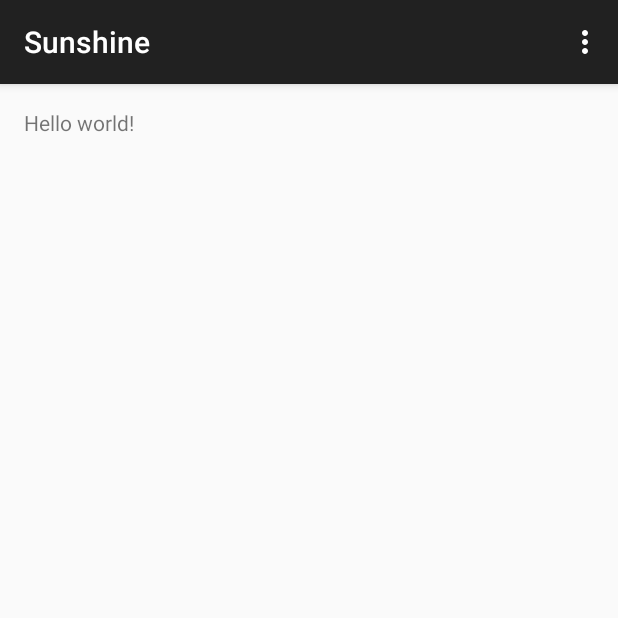
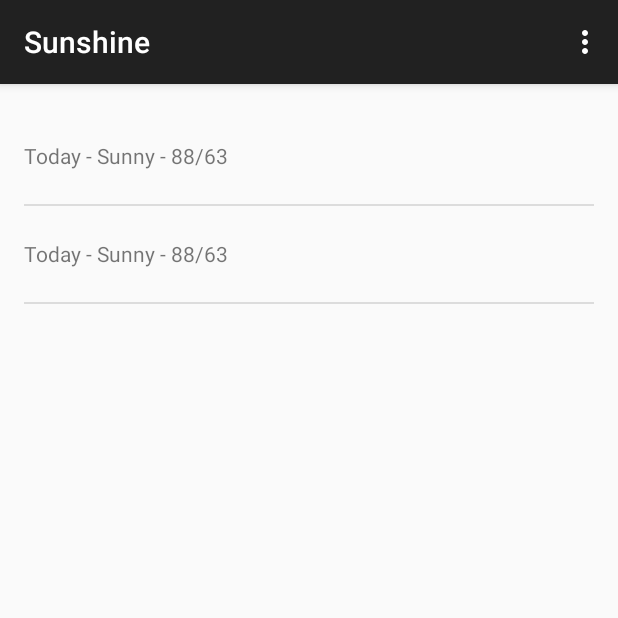
Before and after one commit to alffore/Sunshine, an Android app: the screen it shows after launch (MainActivity), on a phone screen of 412 x 824 dp, the top half of it. Run offline under Robolectric (Android 15) with nearby library versions, the phone set to English and light mode, and no system bars.

Commit message:
Se agrega un ListView
Se agrega las partes fundamentales del ListView y se conecta para que
renderee un array estático.

```diff
--- a/Sunshine/app/src/main/java/com/aafr/alfonso/sunshine/app/MainActivity.java
+++ b/Sunshine/app/src/main/java/com/aafr/alfonso/sunshine/app/MainActivity.java
@@ -10,6 +10,12 @@ import android.view.MenuItem;
 import android.view.View;
 import android.view.ViewGroup;
 import android.os.Build;
+import android.widget.ArrayAdapter;
+import android.widget.ListView;
+
+import java.util.ArrayList;
+import java.util.Arrays;
+import java.util.List;
 
 
 public class MainActivity extends ActionBarActivity {
@@ -53,13 +59,32 @@ public class MainActivity extends ActionBarActivity {
      */
     public static class PlaceholderFragment extends Fragment {
 
+        ArrayAdapter<String> mForecastAdapter;
+
         public PlaceholderFragment() {
-        }
+            }
 
         @Override
         public View onCreateView(LayoutInflater inflater, ViewGroup container,
                                  Bundle savedInstanceState) {
             View rootView = inflater.inflate(R.layout.fragment_main, container, false);
+
+            String[] forecastArray={
+                    "Today - Sunny - 88/63",
+                    "Today - Sunny - 88/63"
+            };
+
+            List<String> weekForecast = new ArrayList<String>(Arrays.asList(forecastArray));
+
+
+
+            mForecastAdapter =new ArrayAdapter<String>(getActivity(),
+                    R.layout.list_item_forecast,R.id.list_item_forecast_textview,weekForecast);
+
+            ListView lv =(ListView)rootView.findViewById(R.id.listview_forecast);
+
+            lv.setAdapter(mForecastAdapter);
+
             return rootView;
         }
     }
--- a/Sunshine/app/src/main/res/layout/fragment_main.xml
+++ b/Sunshine/app/src/main/res/layout/fragment_main.xml
@@ -1,4 +1,4 @@
-<RelativeLayout xmlns:android="http://schemas.android.com/apk/res/android"
+<FrameLayout xmlns:android="http://schemas.android.com/apk/res/android"
     xmlns:tools="http://schemas.android.com/tools" android:layout_width="match_parent"
     android:layout_height="match_parent" android:paddingLeft="@dimen/activity_horizontal_margin"
     android:paddingRight="@dimen/activity_horizontal_margin"
@@ -6,7 +6,9 @@
     android:paddingBottom="@dimen/activity_vertical_margin"
     tools:context=".MainActivity$PlaceholderFragment">
 
-    <TextView android:text="@string/hello_world" android:layout_width="wrap_content"
-        android:layout_height="wrap_content" />
+<ListView
+    android:id="@+id/listview_forecast"
+    android:layout_width="match_parent"
+    android:layout_height="match_parent"></ListView>
 
-</RelativeLayout>
+</FrameLayout>
```
